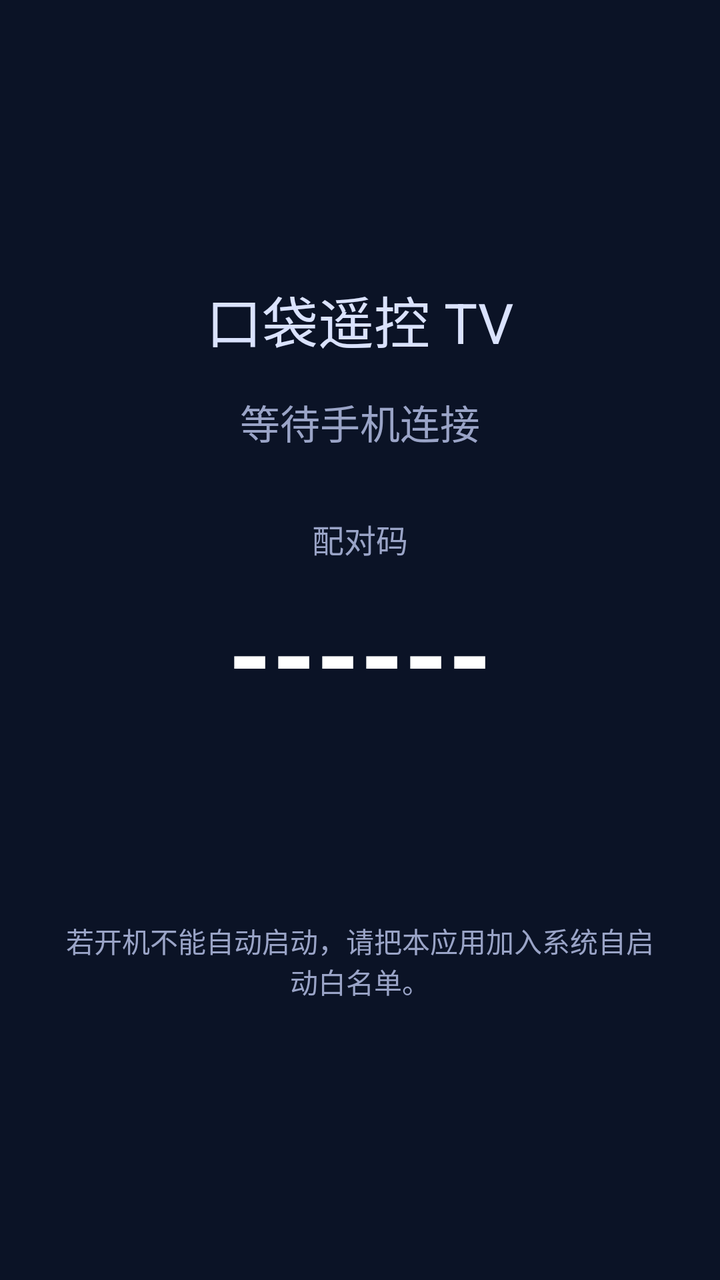
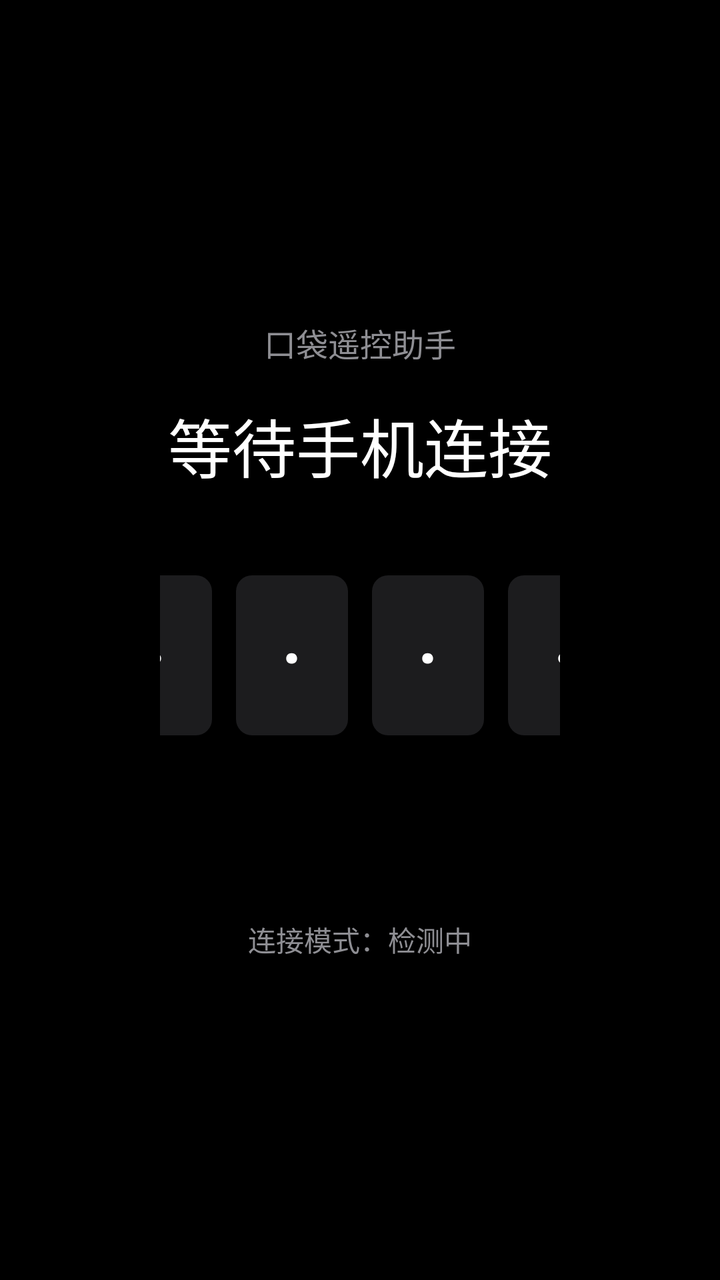

Two renders of the same Android screen: before a commit and after it. Below are the layout's source before the change and the commit's diff.
<!-- AndroidManifest.xml: application theme Theme.PocketTvHelper -->
<!-- res/layout/activity_main.xml -->
<?xml version="1.0" encoding="utf-8"?>
<LinearLayout xmlns:android="http://schemas.android.com/apk/res/android"
    android:layout_width="match_parent"
    android:layout_height="match_parent"
    android:background="@color/app_surface"
    android:gravity="center"
    android:orientation="vertical"
    android:padding="32dp">

    <TextView
        android:id="@+id/text_title"
        android:layout_width="wrap_content"
        android:layout_height="wrap_content"
        android:text="@string/app_name"
        android:textColor="@color/app_on_surface"
        android:textSize="28sp" />

    <TextView
        android:id="@+id/text_status"
        android:layout_width="wrap_content"
        android:layout_height="wrap_content"
        android:layout_marginTop="16dp"
        android:text="@string/status_waiting"
        android:textColor="@color/app_muted"
        android:textSize="20sp" />

    <TextView
        android:id="@+id/text_pin_label"
        android:layout_width="wrap_content"
        android:layout_height="wrap_content"
        android:layout_marginTop="32dp"
        android:text="@string/label_pin"
        android:textColor="@color/app_muted"
        android:textSize="16sp" />

    <TextView
        android:id="@+id/text_pin"
        android:layout_width="wrap_content"
        android:layout_height="wrap_content"
        android:layout_marginTop="8dp"
        android:text="------"
        android:textColor="@color/app_pin"
        android:textSize="56sp"
        android:textStyle="bold" />

    <TextView
        android:id="@+id/text_ip"
        android:layout_width="wrap_content"
        android:layout_height="wrap_content"
        android:layout_marginTop="32dp"
        android:textColor="@color/app_muted"
        android:textSize="18sp" />

    <TextView
        android:layout_width="match_parent"
        android:layout_height="wrap_content"
        android:layout_marginTop="40dp"
        android:gravity="center"
        android:text="@string/hint_boot"
        android:textColor="@color/app_muted"
        android:textSize="14sp" />
</LinearLayout>
<!-- resources referenced by this layout -->
<resources>
  <color name="app_muted">#FF9AA4C7</color>
  <color name="app_on_surface">#FFDAE2FD</color>
  <color name="app_pin">#FFFFFFFF</color>
  <color name="app_surface">#FF0B1326</color>
  <string name="app_name">口袋遥控 TV</string>
  <string name="hint_boot">若开机不能自动启动，请把本应用加入系统自启动白名单。</string>
  <string name="label_pin">配对码</string>
  <string name="status_waiting">等待手机连接</string>
  <style name="Theme.PocketTvHelper" parent="@android:style/Theme.Holo.NoActionBar">
          <item name="android:windowBackground">@color/app_surface</item>
          <item name="android:colorBackground">@color/app_surface</item>
      </style>
</resources>

<!-- the commit's change to res/layout/activity_main.xml (unified diff, before → after) -->
@@ -1,62 +1,99 @@
 <?xml version="1.0" encoding="utf-8"?>
-<LinearLayout xmlns:android="http://schemas.android.com/apk/res/android"
+<FrameLayout xmlns:android="http://schemas.android.com/apk/res/android"
     android:layout_width="match_parent"
     android:layout_height="match_parent"
-    android:background="@color/app_surface"
-    android:gravity="center"
-    android:orientation="vertical"
-    android:padding="32dp">
+    android:background="@color/app_surface">
 
-    <TextView
-        android:id="@+id/text_title"
-        android:layout_width="wrap_content"
-        android:layout_height="wrap_content"
-        android:text="@string/app_name"
-        android:textColor="@color/app_on_surface"
-        android:textSize="28sp" />
+    <LinearLayout
+        android:layout_width="match_parent"
+        android:layout_height="match_parent"
+        android:gravity="center"
+        android:orientation="vertical"
+        android:paddingLeft="80dp"
+        android:paddingTop="56dp"
+        android:paddingRight="80dp"
+        android:paddingBottom="56dp">
 
-    <TextView
-        android:id="@+id/text_status"
-        android:layout_width="wrap_content"
-        android:layout_height="wrap_content"
-        android:layout_marginTop="16dp"
-        android:text="@string/status_waiting"
-        android:textColor="@color/app_muted"
-        android:textSize="20sp" />
+        <TextView
+            android:id="@+id/text_title"
+            android:layout_width="wrap_content"
+            android:layout_height="wrap_content"
+            android:text="@string/app_name"
+            android:textColor="@color/app_muted"
+            android:textSize="16sp" />
 
-    <TextView
-        android:id="@+id/text_pin_label"
-        android:layout_width="wrap_content"
-        android:layout_height="wrap_content"
-        android:layout_marginTop="32dp"
-        android:text="@string/label_pin"
-        android:textColor="@color/app_muted"
-        android:textSize="16sp" />
+        <TextView
+            android:id="@+id/text_status"
+            android:layout_width="wrap_content"
+            android:layout_height="wrap_content"
+            android:layout_marginTop="16dp"
+            android:gravity="center"
+            android:text="@string/status_waiting"
+            android:textColor="@color/app_on_surface"
+            android:textSize="32sp" />
 
-    <TextView
-        android:id="@+id/text_pin"
-        android:layout_width="wrap_content"
-        android:layout_height="wrap_content"
-        android:layout_marginTop="8dp"
-        android:text="------"
-        android:textColor="@color/app_pin"
-        android:textSize="56sp"
-        android:textStyle="bold" />
+        <TextView
+            android:id="@+id/text_pin_label"
+            android:layout_width="wrap_content"
+            android:layout_height="wrap_content"
+            android:layout_marginTop="48dp"
+            android:text="@string/label_pin"
+            android:textColor="@color/app_muted"
+            android:textSize="16sp"
+            android:visibility="gone" />
 
-    <TextView
-        android:id="@+id/text_ip"
-        android:layout_width="wrap_content"
-        android:layout_height="wrap_content"
-        android:layout_marginTop="32dp"
-        android:textColor="@color/app_muted"
-        android:textSize="18sp" />
+        <LinearLayout
+            android:layout_width="wrap_content"
+            android:layout_height="wrap_content"
+            android:layout_marginTop="36dp"
+            android:gravity="center"
+            android:orientation="horizontal">
 
-    <TextView
-        android:layout_width="match_parent"
-        android:layout_height="wrap_content"
-        android:layout_marginTop="40dp"
-        android:gravity="center"
-        android:text="@string/hint_boot"
-        android:textColor="@color/app_muted"
-        android:textSize="14sp" />
-</LinearLayout>
+            <TextView android:id="@+id/pin_d0" style="@style/PinDigit" />
+            <TextView android:id="@+id/pin_d1" style="@style/PinDigit" />
+            <TextView android:id="@+id/pin_d2" style="@style/PinDigit" />
+            <TextView android:id="@+id/pin_d3" style="@style/PinDigit" />
+            <TextView android:id="@+id/pin_d4" style="@style/PinDigit" />
+            <TextView android:id="@+id/pin_d5" style="@style/PinDigit" />
+        </LinearLayout>
+
+        <TextView
+            android:id="@+id/text_pin"
+            android:layout_width="0dp"
+            android:layout_height="0dp"
+            android:visibility="gone" />
+
+        <TextView
+            android:id="@+id/text_ip"
+            android:layout_width="wrap_content"
+            android:layout_height="wrap_content"
+            android:layout_marginTop="56dp"
+            android:textColor="@color/app_muted"
+            android:textSize="16sp" />
+
+        <TextView
+            android:id="@+id/text_inject"
+            android:layout_width="wrap_content"
+            android:layout_height="wrap_content"
+            android:layout_marginTop="8dp"
+            android:text="@string/inject_unknown"
+            android:textColor="@color/app_muted"
+            android:textSize="14sp" />
+
+        <Button
+            android:id="@+id/btn_debug"
+            android:layout_width="wrap_content"
+            android:layout_height="wrap_content"
+            android:layout_marginTop="24dp"
+            android:background="@drawable/tv_btn"
+            android:focusable="true"
+            android:minHeight="48dp"
+            android:paddingLeft="28dp"
+            android:paddingTop="12dp"
+            android:paddingRight="28dp"
+            android:paddingBottom="12dp"
+            android:text="@string/btn_open_debug"
+            android:textColor="@color/app_on_surface"
+            android:visibility="gone" />
+    </LinearLayout>
+</FrameLayout>
<!-- resource entries referenced after the edit -->
@@ -1,16 +1,57 @@
 <!-- resources referenced by this layout -->
 <resources>
-  <color name="app_muted">#FF9AA4C7</color>
-  <color name="app_on_surface">#FFDAE2FD</color>
-  <color name="app_pin">#FFFFFFFF</color>
-  <color name="app_surface">#FF0B1326</color>
-  <string name="app_name">口袋遥控 TV</string>
-  <string name="hint_boot">若开机不能自动启动，请把本应用加入系统自启动白名单。</string>
-  <string name="label_pin">配对码</string>
+  <color name="app_muted">#FF8E8E93</color>
+  <color name="app_on_surface">#FFFFFFFF</color>
+  <color name="app_surface">#FF000000</color>
+  <!-- drawable tv_btn (drawable) -->
+  <?xml version="1.0" encoding="utf-8"?>
+  <selector xmlns:android="http://schemas.android.com/apk/res/android">
+      <item android:state_focused="true">
+          <shape android:shape="rectangle">
+              <solid android:color="#33FFFFFF" />
+              <corners android:radius="8dp" />
+              <stroke android:width="2dp" android:color="#FFFFFFFF" />
+          </shape>
+      </item>
+      <item android:state_pressed="true">
+          <shape android:shape="rectangle">
+              <solid android:color="#22FFFFFF" />
+              <corners android:radius="8dp" />
+          </shape>
+      </item>
+      <item>
+          <shape android:shape="rectangle">
+              <solid android:color="#FF1C1C1E" />
+              <corners android:radius="8dp" />
+          </shape>
+      </item>
+  </selector>
+  <string name="app_name">口袋遥控助手</string>
+  <string name="btn_open_debug">打开网络调试</string>
+  <string name="inject_unknown">连接模式：检测中</string>
+  <string name="label_pin">请在手机上输入</string>
   <string name="status_waiting">等待手机连接</string>
-  <style name="Theme.PocketTvHelper" parent="@android:style/Theme.Holo.NoActionBar">
+  <style name="PinDigit">
+          <item name="android:layout_width">56dp</item>
+          <item name="android:layout_height">80dp</item>
+          <item name="android:layout_margin">6dp</item>
+          <item name="android:background">@drawable/tv_pin_slot</item>
+          <item name="android:gravity">center</item>
+          <item name="android:textColor">@color/app_pin</item>
+          <item name="android:textSize">48sp</item>
+          <item name="android:text">·</item>
+      </style>
+  <style name="Theme.PocketHelper" parent="@android:style/Theme.Holo.NoActionBar">
           <item name="android:windowBackground">@color/app_surface</item>
           <item name="android:colorBackground">@color/app_surface</item>
+          <item name="android:windowFullscreen">true</item>
       </style>
+  <!-- drawable tv_pin_slot (drawable) -->
+  <?xml version="1.0" encoding="utf-8"?>
+  <shape xmlns:android="http://schemas.android.com/apk/res/android" android:shape="rectangle">
+      <solid android:color="#FF1C1C1E" />
+      <corners android:radius="8dp" />
+  </shape>
+  <color name="app_pin">#FFFFFFFF</color>
 </resources>
 
